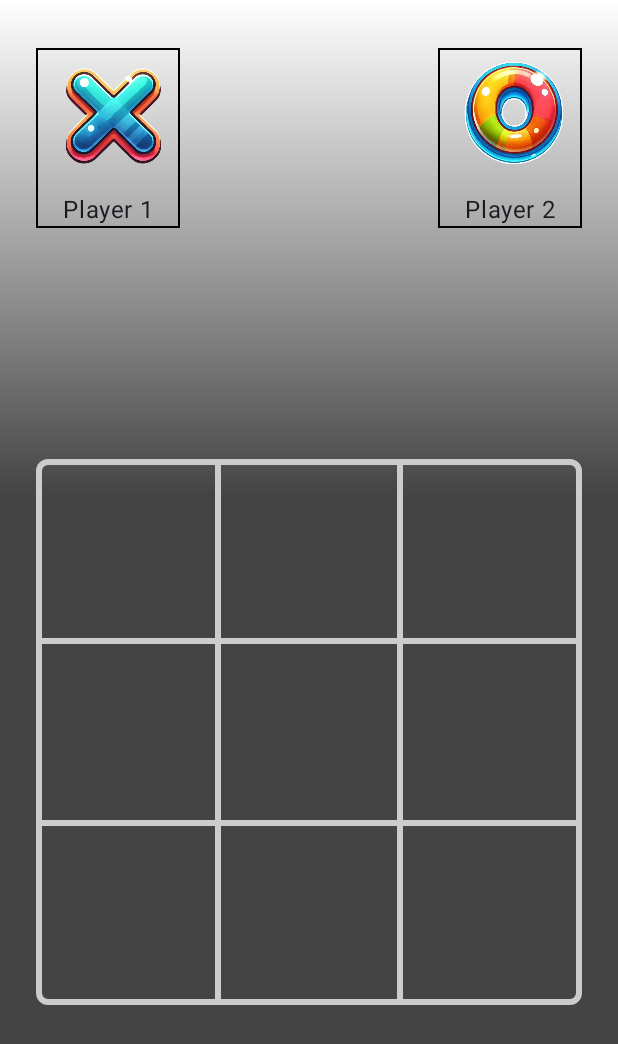
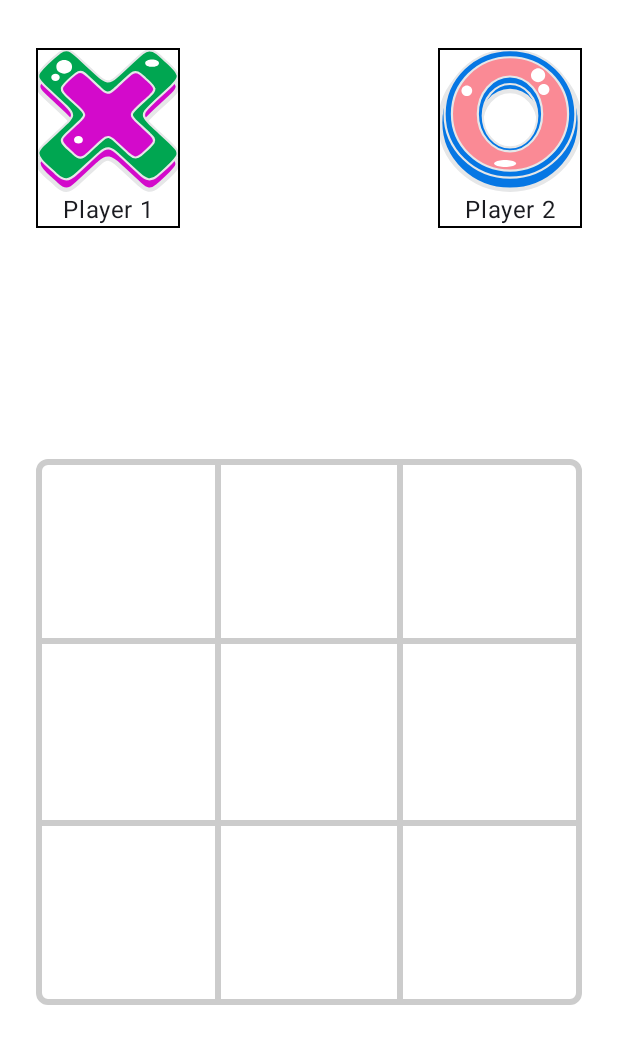
Before and after one commit to mistersomov/TicTacTrick, an Android app built with Jetpack Compose: the screen it shows after launch (TicTacTrickActivity), on a phone screen of 412 x 824 dp. Shown: the top 1044 px of the screen. Run offline under Robolectric (Android 15) with nearby library versions, the phone set to English and light mode, and no system bars.

Commit message:
Fixed board cell animation and changed icons for cross and zero

```diff
--- a/presentation/src/main/java/com/mistersomov/tictactrick/presentation/screen/GameScreen.kt
+++ b/presentation/src/main/java/com/mistersomov/tictactrick/presentation/screen/GameScreen.kt
@@ -21,7 +21,6 @@ import androidx.compose.runtime.remember
 import androidx.compose.runtime.setValue
 import androidx.compose.ui.Alignment
 import androidx.compose.ui.Modifier
-import androidx.compose.ui.graphics.Brush
 import androidx.compose.ui.graphics.Color
 import androidx.compose.ui.res.painterResource
 import androidx.compose.ui.res.stringResource
@@ -72,12 +71,7 @@ fun GameScreen(viewModel: GameViewModel = viewModel(factory = GameViewModel.Fact
             modifier = Modifier
                 .fillMaxSize()
                 .padding(innerPadding)
-                .background(
-                    brush = Brush.verticalGradient(
-                        0f to Color.White,
-                        .4f to Color.DarkGray
-                    )
-                )
+                .background(color = Color.White)
         ) {
             Row(
                 modifier = Modifier
--- a/presentation/src/main/java/com/mistersomov/tictactrick/presentation/view/BoardCell.kt
+++ b/presentation/src/main/java/com/mistersomov/tictactrick/presentation/view/BoardCell.kt
@@ -5,7 +5,6 @@ import androidx.annotation.StringRes
 import androidx.compose.animation.core.Animatable
 import androidx.compose.animation.core.LinearOutSlowInEasing
 import androidx.compose.animation.core.keyframes
-import androidx.compose.animation.core.tween
 import androidx.compose.foundation.Image
 import androidx.compose.foundation.clickable
 import androidx.compose.foundation.interaction.MutableInteractionSource
@@ -41,10 +40,10 @@ fun BoardCell(
 ) {
     val interactionSource = remember { MutableInteractionSource() }
 
-    val scaleVal = remember { Animatable(1.5f) }
+    val scaleVal = remember { Animatable(1f) }
 
     val adjustedCellSize = cellSize.coerceAtLeast(24.dp)
-    val imageSize = 0.85 * adjustedCellSize
+    val imageSize = 0.6 * adjustedCellSize
 
     LaunchedEffect(isWinningCell) {
         if (isWinningCell) {
@@ -62,10 +61,13 @@ fun BoardCell(
         if (item.isRevealed) {
             scaleVal.animateTo(
                 targetValue = 1f,
-                animationSpec = tween(50)
+                animationSpec = keyframes {
+                    durationMillis = 100
+                    1.5f at 20 using LinearOutSlowInEasing
+                }
             )
         } else {
-            scaleVal.snapTo(1.5f)
+            scaleVal.snapTo(1f)
         }
     }
 
--- /dev/null
+++ b/presentation/src/main/res/drawable/cross.xml
@@ -0,0 +1,35 @@
+<vector xmlns:android="http://schemas.android.com/apk/res/android"
+    android:width="66dp"
+    android:height="65.5dp"
+    android:viewportWidth="66"
+    android:viewportHeight="65.5">
+  <path
+      android:pathData="M64.99,16.93c-0.46,-2.55 -4.3,-5.35 -6.47,-7.52 -2.78,-2.52 -6.01,-6.01 -9.56,-2.77 -3.54,2.87 -8.32,7.69 -11.76,10.68 -3.61,3.37 -5.38,2.94 -9.29,-0.78 -2.74,-2.5 -5.79,-5.37 -8.56,-7.92 -3.51,-3.24 -5.35,-4.5 -8.42,-2.23 -3.16,2.55 -7.12,5.93 -9.39,9.04C0,17.71 2.07,19.78 3.73,21.39c2.87,2.76 7.44,6.87 10.2,9.54 1.9,1.86 2.89,3.16 2.56,4.52 -0.29,1.18 -1.29,2.17 -2.19,3.11 -2.73,2.69 -7.64,7.08 -10.62,9.97 -0.92,0.92 -1.89,1.9 -2.38,3.01 -1.53,3.31 5.64,8.02 7.94,10.48 3.6,3.35 5.8,3.3 9.26,-0.02 3.06,-2.73 7.59,-7.09 10.45,-9.59 3.52,-3.32 5.44,-2.62 9.17,0.94 2.77,2.51 6.68,6.24 9.51,8.76 2.78,2.6 5.03,3.38 8.05,0.74 2.79,-2.51 6.81,-5.59 8.88,-8.87 1.21,-2.56 -1.11,-4.24 -3.02,-6.2 -1.42,-1.34 -3.14,-2.93 -4.83,-4.49 -1.75,-1.63 -3.45,-3.18 -4.74,-4.45 -2.32,-2.35 -3.24,-3.61 -1.84,-5.68 3.14,-3.85 8.52,-8.1 12.21,-11.8 1.2,-1.24 2.73,-2.57 2.67,-4.29v-0.11Z"
+      android:strokeWidth="2"
+      android:fillColor="#d30acb"
+      android:strokeColor="#e6e7e8"
+      android:strokeLineCap="round"/>
+  <path
+      android:strokeWidth="1"
+      android:pathData="M64.99,12.18c-0.46,-2.55 -4.3,-5.35 -6.47,-7.52 -2.78,-2.52 -6.01,-6.01 -9.56,-2.77 -3.54,2.87 -8.32,7.69 -11.76,10.68 -3.61,3.37 -5.38,2.94 -9.29,-0.78 -2.74,-2.5 -5.79,-5.37 -8.56,-7.92C15.84,0.64 14.01,-0.62 10.93,1.66 7.77,4.2 3.82,7.58 1.54,10.7 0,12.96 2.07,15.03 3.73,16.64c2.87,2.76 7.44,6.87 10.2,9.54 1.9,1.86 2.89,3.16 2.56,4.52 -0.29,1.18 -1.29,2.17 -2.19,3.11 -2.73,2.69 -7.64,7.08 -10.62,9.97 -0.92,0.92 -1.89,1.9 -2.38,3.01 -1.53,3.31 5.64,8.02 7.94,10.48 3.6,3.35 5.8,3.3 9.26,-0.02 3.06,-2.73 7.59,-7.09 10.45,-9.59 3.52,-3.32 5.44,-2.62 9.17,0.94 2.77,2.51 6.68,6.24 9.51,8.76 2.78,2.6 5.03,3.38 8.05,0.74 2.79,-2.51 6.81,-5.59 8.88,-8.87 1.21,-2.56 -1.11,-4.24 -3.02,-6.2 -1.42,-1.34 -3.14,-2.93 -4.83,-4.49 -1.75,-1.63 -3.45,-3.18 -4.74,-4.45 -2.32,-2.35 -3.24,-3.61 -1.84,-5.68 3.14,-3.85 8.52,-8.1 12.21,-11.8 1.2,-1.24 2.73,-2.57 2.67,-4.29v-0.11Z"
+      android:fillColor="#00a651"
+      android:strokeColor="#e6e7e8"
+      android:strokeLineCap="round"/>
+  <path
+      android:strokeWidth="1"
+      android:pathData="M54.21,18.23c-0.31,-1.69 -2.85,-3.55 -4.29,-4.98 -1.85,-1.67 -3.99,-3.98 -6.34,-1.84 -2.35,1.9 -5.52,5.1 -7.8,7.08 -2.4,2.24 -3.57,1.95 -6.16,-0.52 -1.82,-1.66 -3.84,-3.56 -5.67,-5.25 -2.33,-2.15 -3.55,-2.98 -5.58,-1.48 -2.1,1.69 -4.72,3.93 -6.23,6 -1.02,1.5 0.35,2.87 1.45,3.94 1.9,1.83 4.93,4.56 6.76,6.32 1.26,1.23 1.92,2.1 1.7,3 -0.19,0.78 -0.86,1.44 -1.45,2.06 -1.81,1.79 -5.07,4.69 -7.04,6.61 -0.61,0.61 -1.25,1.26 -1.58,2 -1.02,2.2 3.74,5.32 5.27,6.95 2.39,2.22 3.85,2.19 6.14,-0.01 2.03,-1.81 5.03,-4.7 6.93,-6.36 2.34,-2.2 3.61,-1.74 6.08,0.62 1.83,1.66 4.43,4.14 6.3,5.81 1.85,1.73 3.34,2.24 5.34,0.49 1.85,-1.67 4.51,-3.7 5.89,-5.88 0.8,-1.7 -0.73,-2.81 -2,-4.11 -0.94,-0.89 -2.08,-1.94 -3.2,-2.98 -1.16,-1.08 -2.29,-2.11 -3.15,-2.95 -1.54,-1.56 -2.15,-2.4 -1.22,-3.77 2.08,-2.55 5.65,-5.37 8.1,-7.82 0.8,-0.82 1.81,-1.7 1.77,-2.85v-0.07Z"
+      android:fillColor="#d30acb"
+      android:strokeColor="#e6e7e8"/>
+  <path
+      android:pathData="M10.88,12.97c0.04,2.24 -3.93,2.24 -3.89,0 -0.04,-2.24 3.93,-2.24 3.89,0Z"
+      android:fillColor="#fff"/>
+  <path
+      android:pathData="M56.36,6.52c0.07,2.21 -6.37,2.21 -6.31,0 -0.07,-2.21 6.37,-2.21 6.31,0Z"
+      android:fillColor="#fff"/>
+  <path
+      android:pathData="M16.53,8.18c0.07,4.15 -7.26,4.15 -7.2,0 -0.07,-4.15 7.26,-4.15 7.2,0Z"
+      android:fillColor="#fff"/>
+  <path
+      android:pathData="M21.5,41.59c0.04,2.35 -4.12,2.35 -4.08,0 -0.04,-2.35 4.12,-2.35 4.08,0Z"
+      android:fillColor="#fff"/>
+</vector>
--- /dev/null
+++ b/presentation/src/main/res/drawable/zero.xml
@@ -0,0 +1,33 @@
+<vector xmlns:android="http://schemas.android.com/apk/res/android"
+    android:width="66dp"
+    android:height="65.5dp"
+    android:viewportWidth="66"
+    android:viewportHeight="65.5">
+  <path
+      android:pathData="M33,2.89C15.33,2.89 1,16.69 1,33.7s14.33,30.8 32,30.8 32,-13.79 32,-30.8S50.67,2.89 33,2.89ZM33,49.9c-7.36,0 -13.33,-6.86 -13.33,-15.32s5.97,-15.32 13.33,-15.32 13.33,6.86 13.33,15.32 -5.97,15.32 -13.33,15.32Z"
+      android:strokeWidth="2"
+      android:fillColor="#0677e4"
+      android:strokeColor="#e6e7e8"/>
+  <path
+      android:strokeWidth="1"
+      android:pathData="M33.01,0.5C16.45,0.5 3.02,13.6 3.02,29.74s13.42,29.25 29.98,29.25 29.97,-13.1 29.97,-29.25S49.56,0.5 33.01,0.5ZM33.01,45.13c-6.9,0 -12.5,-6.51 -12.5,-14.54s5.6,-14.54 12.5,-14.54 12.49,6.5 12.49,14.54 -5.6,14.54 -12.49,14.54Z"
+      android:fillColor="#0677e4"
+      android:strokeColor="#e6e7e8"/>
+  <path
+      android:strokeWidth="1"
+      android:pathData="M33,3.78C18.3,3.78 6.38,15.41 6.38,29.75s11.92,25.97 26.62,25.97 26.62,-11.63 26.62,-25.97S47.69,3.78 33,3.78ZM33,46.91c-8.14,0 -14.75,-7.68 -14.75,-17.16s6.61,-17.16 14.75,-17.16 14.74,7.67 14.74,17.16 -6.61,17.16 -14.74,17.16Z"
+      android:fillColor="#fa8a95"
+      android:strokeColor="#e6e7e8"/>
+  <path
+      android:pathData="M42.62,12.03a3.26,3.18 0,1 0,6.52 0a3.26,3.18 0,1 0,-6.52 0z"
+      android:fillColor="#fff"/>
+  <path
+      android:pathData="M10.75,19.16a2.46,2.4 0,1 0,4.92 0a2.46,2.4 0,1 0,-4.92 0z"
+      android:fillColor="#fff"/>
+  <path
+      android:pathData="M45.89,18.57a2.59,2.53 0,1 0,5.18 0a2.59,2.53 0,1 0,-5.18 0z"
+      android:fillColor="#fff"/>
+  <path
+      android:pathData="M25.71,52.48a5.06,1.62 0,1 0,10.12 0a5.06,1.62 0,1 0,-10.12 0z"
+      android:fillColor="#fff"/>
+</vector>
```
Also changed, not shown: presentation/src/main/res/drawable/cross.png (deleted), presentation/src/main/res/drawable/zero.png (deleted).
